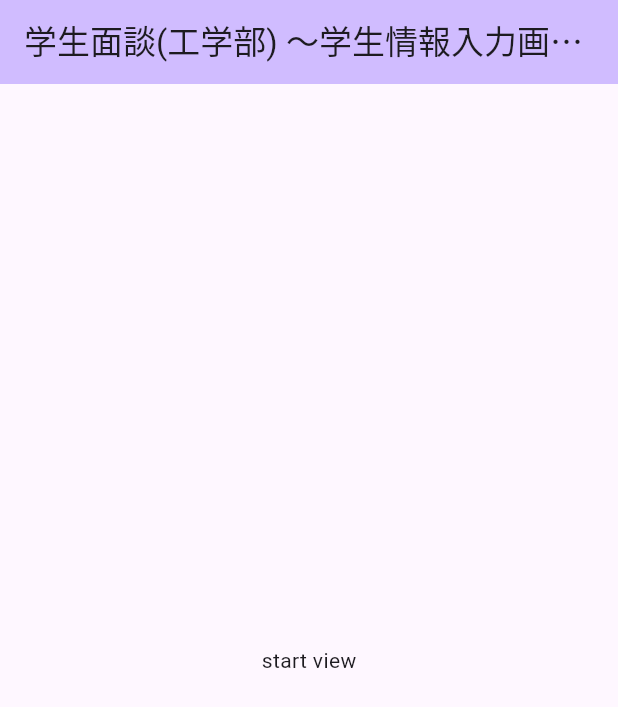
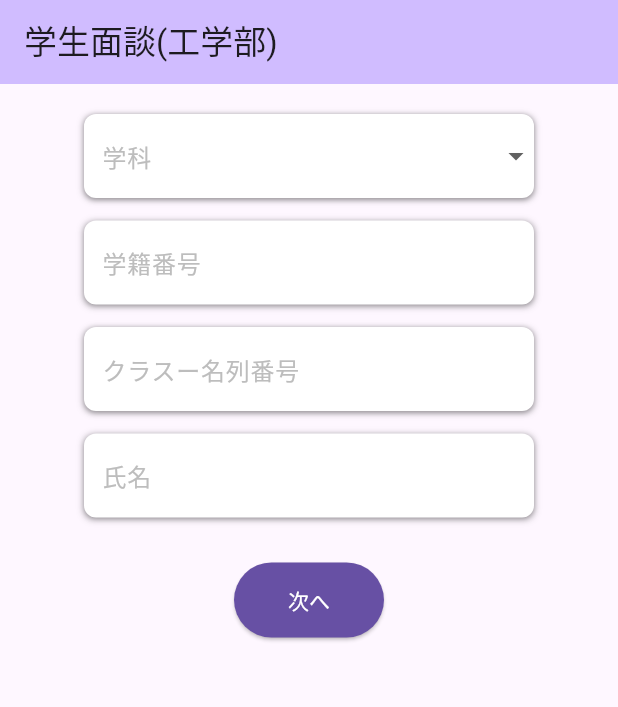
Before and after one commit to school-interview/school-interview-system, a Flutter app: the screen it shows after launch, on a phone screen of 412 x 824 dp. Shown: the top 707 px of the screen. Run offline on Flutter 3.47's test engine with Material 3 defaults, Android fonts, the phone set to English and light mode, and no system bars; our stand-ins replace flutter_riverpod, freezed_annotation.

Commit message:
feat: 情報入力画面のUI実装

```diff
--- /dev/null
+++ b/client/lib/component/input_text_field.dart
@@ -0,0 +1,71 @@
+import 'package:client/constant/color.dart';
+import 'package:client/view_model/start/start_view_model.dart';
+import 'package:flutter/material.dart';
+import 'package:flutter/services.dart';
+
+typedef ValidatorFunction = String? Function(String value);
+
+/// テキスト入力ボックス
+Widget buildInputTextField(
+  StartViewModel viewModel, {
+  required String labelText,
+  required String hintText,
+  int? limitText,
+  ValidatorFunction? validator,
+  required void Function(String) onChanged,
+}) {
+  return Container(
+    width: 300,
+    padding: const EdgeInsets.symmetric(vertical: 4),
+    decoration: const BoxDecoration(
+      borderRadius: BorderRadius.all(Radius.circular(8.0)),
+      color: Colors.white,
+      boxShadow: <BoxShadow>[
+        BoxShadow(
+          color: ColorDefinitions.boxShadowLayer1,
+          offset: Offset(0, 1),
+          blurRadius: 3,
+          spreadRadius: 1,
+        ),
+        BoxShadow(
+          color: ColorDefinitions.boxShadowLayer2,
+          offset: Offset(0, 1),
+          blurRadius: 2,
+          spreadRadius: 0,
+        ),
+      ],
+    ),
+    child: TextFormField(
+      decoration: InputDecoration(
+        border: InputBorder.none,
+        contentPadding: const EdgeInsets.symmetric(horizontal: 12),
+        labelText: labelText,
+        labelStyle: const TextStyle(
+          color: ColorDefinitions.formLabelTextColor,
+        ),
+        hintText: hintText,
+        hintStyle: const TextStyle(
+          color: ColorDefinitions.formLabelTextColor,
+        ),
+      ),
+      inputFormatters: [
+        LengthLimitingTextInputFormatter(limitText),
+      ],
+      validator: (value) {
+        if (value == null || value.isEmpty) {
+          return '入力してください。';
+        }
+        if (validator != null) {
+          return validator(value);
+        }
+        return null;
+      },
+      onChanged: (String? text) {
+        if (text == null) {
+          return;
+        }
+        onChanged(text);
+      },
+    ),
+  );
+}
--- /dev/null
+++ b/client/lib/constant/color.dart
@@ -0,0 +1,12 @@
+import 'package:flutter/material.dart';
+
+class ColorDefinitions {
+  // BoxShadowレイヤーカラー1
+  static const boxShadowLayer1 = Color(0x26000000);
+
+  // BoxShadowレイヤーカラー2
+  static const boxShadowLayer2 = Color(0x4D000000);
+
+  // 入力フォーム等のラベル文字色
+  static const formLabelTextColor = Color(0xFFBDBDBD);
+}
--- /dev/null
+++ b/client/lib/constant/select_items.dart
@@ -0,0 +1,10 @@
+class SelectItems {
+  static const List<String> majors = [
+    "情報工学科",
+    "電気電子情報工学科",
+    "機械工学科",
+    "航空システム工学科",
+    "環境土木工学科",
+    "ロボティクス学科"
+  ];
+}
--- /dev/null
+++ b/client/lib/repository/user/user_repository.dart
@@ -0,0 +1,6 @@
+abstract class UserRepository {
+  /// ユーザー登録API
+  Future<void> registerUser(
+    String name,
+  );
+}
--- /dev/null
+++ b/client/lib/repository/user/user_repository_impl.dart
@@ -0,0 +1,11 @@
+import 'package:client/repository/user/user_repository.dart';
+
+class UserRepositoryImpl extends UserRepository {
+  /// ユーザー登録API
+  @override
+  Future<void> registerUser(
+    String name,
+  ) async {
+
+  }
+}
--- a/client/lib/view/start/start_view.dart
+++ b/client/lib/view/start/start_view.dart
@@ -1,3 +1,7 @@
+import 'package:client/component/input_text_field.dart';
+import 'package:client/constant/color.dart';
+import 'package:client/constant/select_items.dart';
+import 'package:client/view_model/start/start_view_model.dart';
 import 'package:flutter/material.dart';
 import 'package:flutter_riverpod/flutter_riverpod.dart';
 
@@ -9,6 +13,8 @@ class StartView extends ConsumerStatefulWidget {
 }
 
 class _StartView extends ConsumerState<StartView> {
+  final formKey = GlobalKey<FormState>();
+
   @override
   void initState() {
     super.initState();
@@ -19,18 +25,138 @@ class _StartView extends ConsumerState<StartView> {
 
   @override
   Widget build(BuildContext context) {
+    final viewModel = ref.watch(startViewModelProvider.notifier);
+
     return MaterialApp(
       home: Scaffold(
         appBar: AppBar(
           backgroundColor: Theme.of(context).colorScheme.inversePrimary,
-          title: const Text("学生面談(工学部) 〜学生情報入力画面〜"),
+          title: const Text("学生面談(工学部)"),
         ),
-        body: const Center(
-          child: Text(
-            'start view',
+        body: Center(
+          child: Container(
+            padding: const EdgeInsets.only(top: 20),
+            child: Form(
+              key: formKey,
+              child: Column(
+                children: [
+                  _buildSelectMajorPullDown(viewModel),
+                  const SizedBox(height: 15),
+                  buildInputTextField(
+                    viewModel,
+                    labelText: "学籍番号",
+                    hintText: "1234567",
+                    limitText: 7,
+                    validator: (value) {
+                      if (!RegExp(r'^[0-9-]+$').hasMatch(value)) {
+                        return '数字のみを入力してください';
+                      } else if (value.length != 7) {
+                        return '7桁で入力してください';
+                      }
+                    },
+                    onChanged: (value) {
+                      viewModel.setSchoolNumber(value);
+                    },
+                  ),
+                  const SizedBox(height: 15),
+                  buildInputTextField(
+                    viewModel,
+                    labelText: "クラスー名列番号",
+                    hintText: "1EP1-01",
+                    onChanged: (value) {
+                      viewModel.setClassColumnNumber(value);
+                    },
+                  ),
+                  const SizedBox(height: 15),
+                  buildInputTextField(
+                    viewModel,
+                    labelText: "氏名",
+                    hintText: "金工 太郎",
+                    validator: (value) {
+                      // ひらがな、カタカナ、漢字、アルファベット、"ー"、"・"のみ
+                      if (!RegExp(r'^[ぁ-んァ-ン一-龠a-zA-Zー・]+$').hasMatch(value)) {
+                        return '使用できない文字が含まれています。';
+                      }
+                    },
+                    onChanged: (value) {
+                      viewModel.setName(value);
+                    },
+                  ),
+                  const SizedBox(height: 30),
+                  ElevatedButton(
+                    onPressed: () {
+                      formKey.currentState?.validate();
+                    },
+                    style: ElevatedButton.styleFrom(
+                      foregroundColor: Theme.of(context).colorScheme.onPrimary,
+                      backgroundColor: Theme.of(context).colorScheme.primary,
+                      minimumSize: const Size(100, 50),
+                    ),
+                    child: const Text("次へ"),
+                  )
+                ],
+              ),
+            ),
           ),
         ),
       ),
     );
   }
+
+  /// 学科のプルダウンを作成するWidget
+  Widget _buildSelectMajorPullDown(StartViewModel viewModel) {
+    const majorSelects = SelectItems.majors;
+    List<DropdownMenuItem<String>> pullDownItems = [];
+    for (int i = 0; i < majorSelects.length; i++) {
+      DropdownMenuItem<String> newItem = DropdownMenuItem<String>(
+        value: majorSelects[i],
+        child: Text(majorSelects[i]),
+      );
+      pullDownItems.add(newItem);
+    }
+
+    return Container(
+      width: 300,
+      padding: const EdgeInsets.symmetric(vertical: 4),
+      decoration: BoxDecoration(
+          color: Colors.white,
+          borderRadius: BorderRadius.circular(8.0),
+          boxShadow: const <BoxShadow>[
+            BoxShadow(
+              color: ColorDefinitions.boxShadowLayer1,
+              offset: Offset(0, 1),
+              blurRadius: 3,
+              spreadRadius: 1,
+            ),
+            BoxShadow(
+              color: ColorDefinitions.boxShadowLayer2,
+              offset: Offset(0, 1),
+              blurRadius: 2,
+              spreadRadius: 0,
+            ),
+          ]),
+      child: DropdownButtonFormField(
+        items: pullDownItems,
+        decoration: const InputDecoration(
+          labelText: "学科",
+          labelStyle: TextStyle(
+            color: ColorDefinitions.formLabelTextColor,
+          ),
+          border: InputBorder.none,
+          contentPadding: EdgeInsets.symmetric(horizontal: 12),
+        ),
+        validator: (value) {
+          if (value == null) {
+            return '選択してください。';
+          }
+          return null;
+        },
+        onChanged: (String? value) {
+          if (value != null) {
+            viewModel.setName(value);
+          }
+        },
+      ),
+    );
+  }
 }
--- /dev/null
+++ b/client/lib/view_model/start/start_view_model.dart
@@ -0,0 +1,32 @@
+import 'package:client/repository/user/user_repository.dart';
+import 'package:client/repository/user/user_repository_impl.dart';
+import 'package:client/view_model/start/start_view_model_state.dart';
+import 'package:flutter_riverpod/flutter_riverpod.dart';
+
+final startViewModelProvider =
+    StateNotifierProvider<StartViewModel, StartViewModelState>(
+  (ref) => StartViewModel(
+    userRepository: UserRepositoryImpl(),
+  ),
+);
+
+class StartViewModel extends StateNotifier<StartViewModelState> {
+  final UserRepository _userRepository;
+
+  StartViewModel({
+    required UserRepository userRepository,
+  })  : _userRepository = userRepository,
+        super(const StartViewModelState());
+
+  setName(String name) {
+    state = state.copyWith(name: name);
+  }
+
+  setSchoolNumber(String schoolNumber) {
+    state = state.copyWith(schoolNumber: schoolNumber);
+  }
+
+  setClassColumnNumber(String classColumnNumber) {
+    state = state.copyWith(classColmunNumber: classColumnNumber);
+  }
+}
--- /dev/null
+++ b/client/lib/view_model/start/start_view_model_state.dart
@@ -0,0 +1,12 @@
+import 'package:freezed_annotation/freezed_annotation.dart';
+
+part 'start_view_model_state.freezed.dart';
+
+@freezed
+abstract class StartViewModelState with _$StartViewModelState {
+  const factory StartViewModelState({
+    @Default("") String name,
+    @Default("") String schoolNumber,
+    @Default("") String classColmunNumber,
+  }) = _StartViewModelState;
+}
--- a/client/pubspec.yaml
+++ b/client/pubspec.yaml
@@ -10,10 +10,13 @@ dependencies:
     sdk: flutter
   cupertino_icons: ^1.0.6
   flutter_riverpod: ^2.5.1
+  freezed: ^2.5.2
+  freezed_annotation: ^2.4.4
 
 dev_dependencies:
   flutter_test:
     sdk: flutter
   flutter_lints: ^3.0.0
+  build_runner: ^2.4.11
 flutter:
   uses-material-design: true
```
Also changed, not shown: client/lib/view_model/start/start_view_model_state.freezed.dart (added), client/pubspec.lock.
